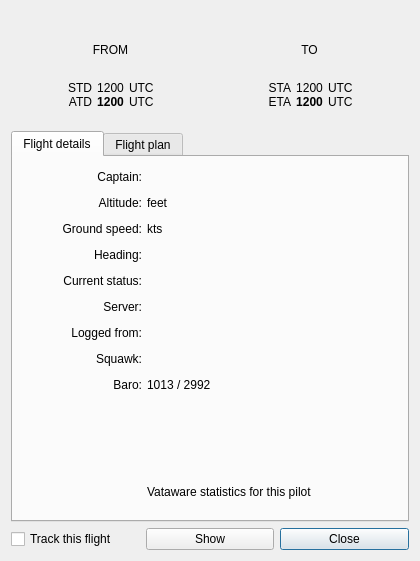
Before: the Qt Designer form source/ui/windows/flightdetailswindow.ui in Vatsinator/vatsinator-legacy, drawn with Qt 5.
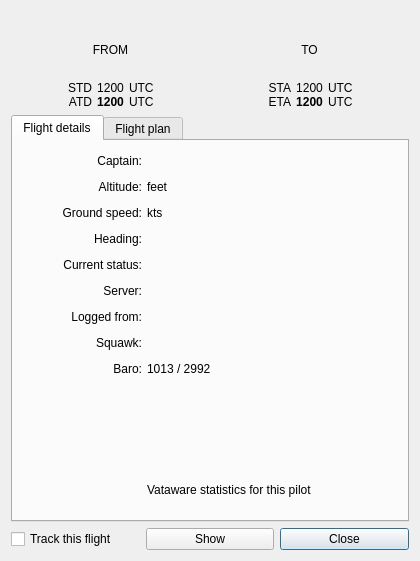
After: the same form once the commit is applied. Icons and pictures are not drawn. Custom widgets are drawn as their Qt base class.

```diff
--- a/source/ui/windows/flightdetailswindow.ui
+++ b/source/ui/windows/flightdetailswindow.ui
@@ -382,16 +382,6 @@
      </item>
     </layout>
    </item>
-   <item>
-    <widget class="QWidget" name="widget" native="true">
-     <property name="minimumSize">
-      <size>
-       <width>0</width>
-       <height>10</height>
-      </size>
-     </property>
-    </widget>
-   </item>
    <item>
     <widget class="QTabWidget" name="InfoTab">
      <property name="currentIndex">
@@ -873,6 +863,12 @@
    <extends>QPushButton</extends>
    <header>ui/buttons/airportdetailsbutton.h</header>
   </customwidget>
+  <customwidget>
+   <class>FlightProgressWidget</class>
+   <extends>QWidget</extends>
+   <header>ui/widgets/flightprogresswidget.h</header>
+   <container>1</container>
+  </customwidget>
  </customwidgets>
  <resources>
   <include location="../resources/imgs.qrc"/>
```
Left out of the diff: 32 changed lines with no effect on the pictures. Lines whose indentation alone changed are shown as unchanged.
